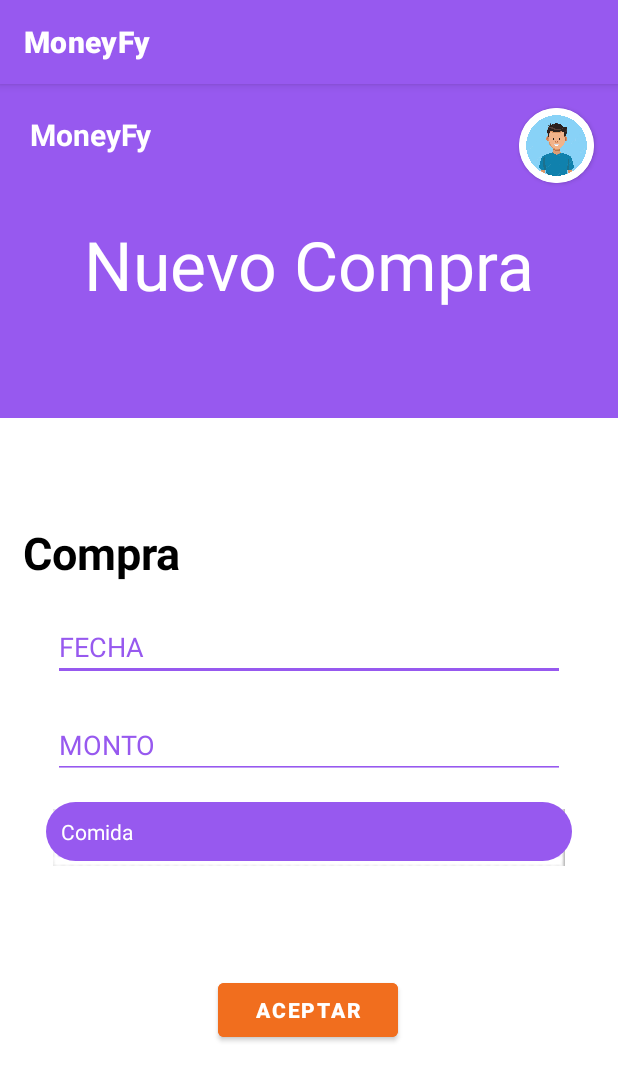
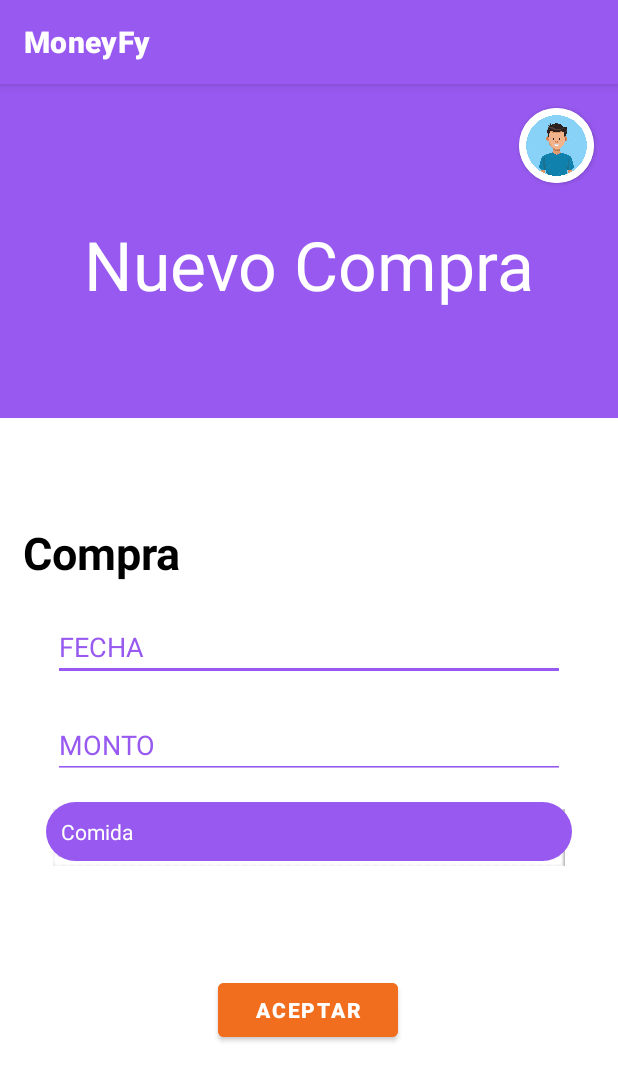
Before and after one commit to KatUrdi/OverFlow-, an Android app: the Compra_activity screen opened directly, with no data from a screen before it, on a phone screen of 412 x 824 dp. Shown: the top 1081 px of the screen. Run offline under Robolectric (Android 15) with nearby library versions, the phone set to English and light mode, and no system bars.

Commit message:
activity "compras" & "ingresos", Brenda & katzumi

```diff
--- a/app/src/main/res/layout/activity_compra.xml
+++ b/app/src/main/res/layout/activity_compra.xml
@@ -17,7 +17,6 @@
         app:layout_constraintLeft_toLeftOf="parent" />
 
 
-
     <androidx.constraintlayout.widget.Guideline
         android:id="@+id/guideline1"
         android:layout_width="wrap_content"
@@ -25,17 +24,6 @@
         android:orientation="horizontal"
         app:layout_constraintGuide_percent="0.29" />
 
-    <TextView
-        android:id="@+id/textView_moneyfy"
-        android:layout_width="wrap_content"
-        android:layout_height="wrap_content"
-        android:layout_marginHorizontal="20dp"
-        android:layout_marginVertical="20dp"
-        android:text="@string/moneyfy"
-        android:textColor="#ffffff"
-        android:textSize="20sp"
-        app:layout_constraintLeft_toLeftOf="parent"
-        app:layout_constraintTop_toTopOf="parent" />
 
     <androidx.cardview.widget.CardView
         android:layout_width="50dp"
```
Also changed, not shown: app/src/main/res/layout/activity_ingreso.xml (+0 -12 lines).
